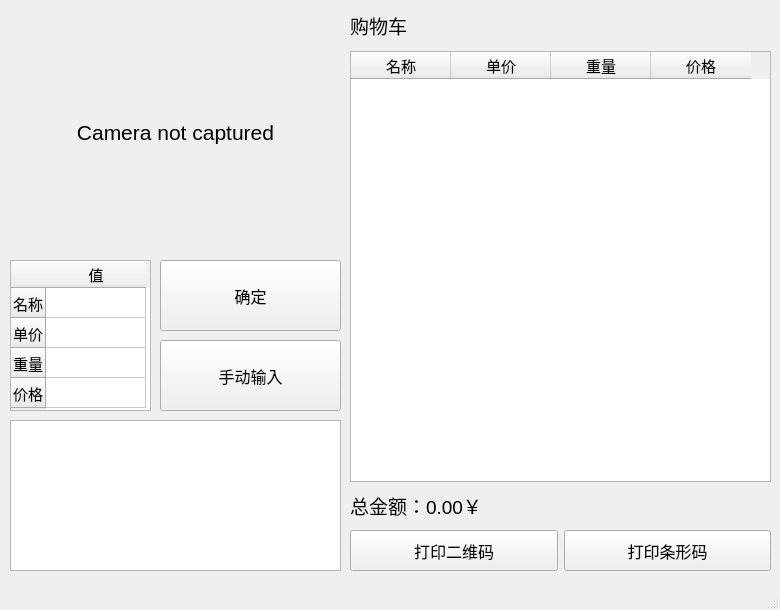
Old version of the form view/main.ui in the repository HolmesAmzish/ElectricScale.
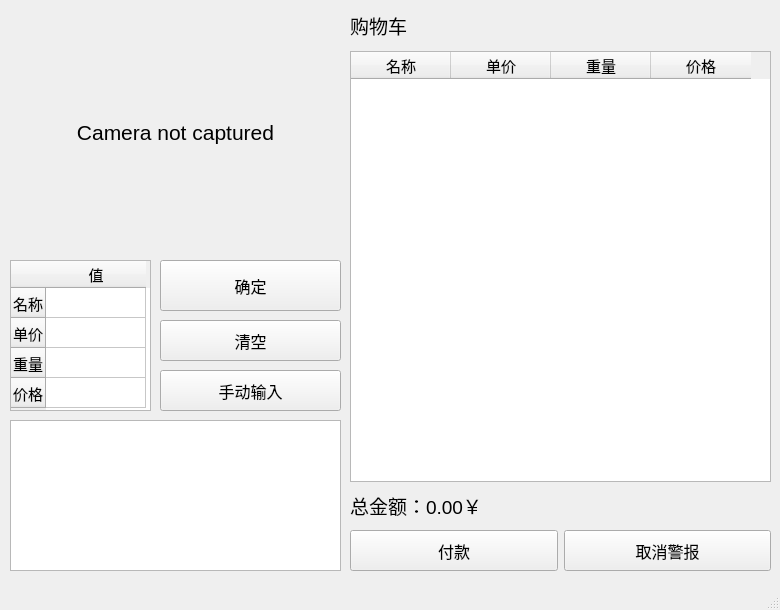
New version of the form.

```diff
--- a/view/main.ui
+++ b/view/main.ui
@@ -50,7 +50,7 @@
         </font>
        </property>
        <property name="text">
-        <string>打印二维码</string>
+        <string>付款</string>
        </property>
       </widget>
      </item>
@@ -68,7 +68,7 @@
         </font>
        </property>
        <property name="text">
-        <string>打印条形码</string>
+        <string>取消警报</string>
        </property>
       </widget>
      </item>
@@ -261,7 +261,7 @@
       <x>160</x>
       <y>260</y>
       <width>181</width>
-      <height>71</height>
+      <height>51</height>
      </rect>
     </property>
     <property name="sizePolicy">
@@ -283,9 +283,9 @@
     <property name="geometry">
      <rect>
       <x>160</x>
-      <y>340</y>
+      <y>370</y>
       <width>181</width>
-      <height>71</height>
+      <height>41</height>
      </rect>
     </property>
     <property name="sizePolicy">
@@ -311,6 +311,38 @@
       <width>331</width>
       <height>151</height>
      </rect>
+    </property>
+    <property name="font">
+     <font>
+      <pointsize>11</pointsize>
+     </font>
+    </property>
+   </widget>
+   <widget class="QPushButton" name="clear_btn">
+    <property name="geometry">
+     <rect>
+      <x>160</x>
+      <y>320</y>
+      <width>181</width>
+      <height>41</height>
+     </rect>
+    </property>
+    <property name="sizePolicy">
+     <sizepolicy hsizetype="Minimum" vsizetype="Minimum">
+      <horstretch>0</horstretch>
+      <verstretch>0</verstretch>
+     </sizepolicy>
+    </property>
+    <property name="font">
+     <font>
+      <pointsize>12</pointsize>
+     </font>
+    </property>
+    <property name="styleSheet">
+     <string notr="true"/>
+    </property>
+    <property name="text">
+     <string>清空</string>
     </property>
    </widget>
   </widget>
```
Left out of the diff: 4 changed lines with no effect on the pictures.
